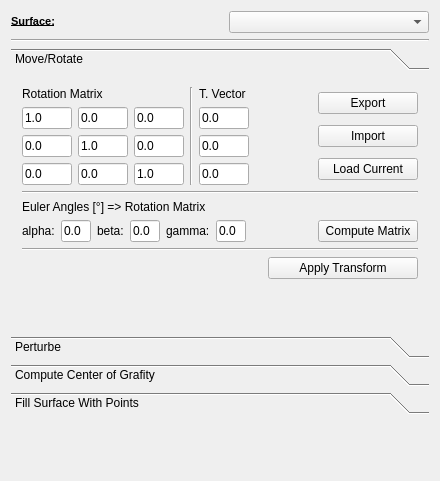
MITK/MITK, file Plugins/org.mitk.gui.qt.examples/src/internal/surfaceutilities/QmitkSurfaceUtilitiesControls.ui: the form before one commit.
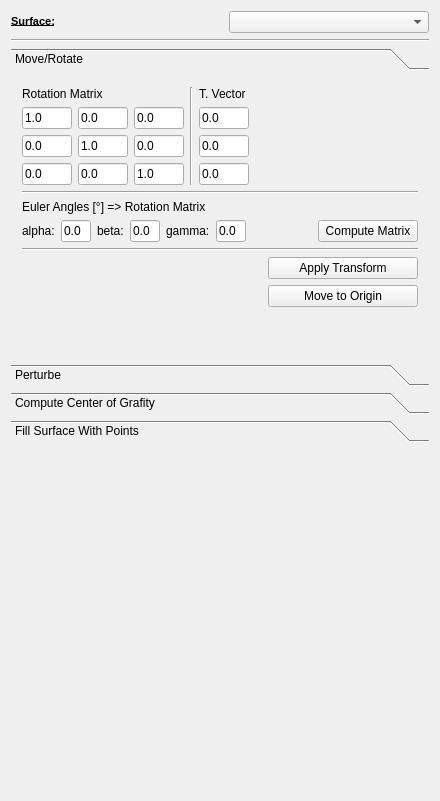
The form after the commit. Custom widgets are drawn as their Qt base class.

Commit message: Integrate Move/Rotate and CenterOfGravity code

What changed in the file:
```diff
--- a/Plugins/org.mitk.gui.qt.examples/src/internal/surfaceutilities/QmitkSurfaceUtilitiesControls.ui
+++ b/Plugins/org.mitk.gui.qt.examples/src/internal/surfaceutilities/QmitkSurfaceUtilitiesControls.ui
@@ -7,7 +7,7 @@
     <x>0</x>
     <y>0</y>
     <width>440</width>
-    <height>481</height>
+    <height>801</height>
    </rect>
   </property>
   <property name="sizePolicy">
@@ -81,8 +81,8 @@
        <rect>
         <x>0</x>
         <y>0</y>
-        <width>397</width>
-        <height>255</height>
+        <width>418</width>
+        <height>295</height>
        </rect>
       </property>
       <attribute name="label">
@@ -369,67 +369,6 @@
            </property>
           </spacer>
          </item>
-         <item>
-          <layout class="QVBoxLayout" name="verticalLayout_16">
-           <item>
-            <widget class="QPushButton" name="m_exportTransform">
-             <property name="minimumSize">
-              <size>
-               <width>100</width>
-               <height>0</height>
-              </size>
-             </property>
-             <property name="maximumSize">
-              <size>
-               <width>100</width>
-               <height>16777215</height>
-              </size>
-             </property>
-             <property name="text">
-              <string>Export</string>
-             </property>
-            </widget>
-           </item>
-           <item>
-            <widget class="QPushButton" name="m_importTransform">
-             <property name="minimumSize">
-              <size>
-               <width>100</width>
-               <height>0</height>
-              </size>
-             </property>
-             <property name="maximumSize">
-              <size>
-               <width>100</width>
-               <height>16777215</height>
-              </size>
-             </property>
-             <property name="text">
-              <string>Import</string>
-             </property>
-            </widget>
-           </item>
-           <item>
-            <widget class="QPushButton" name="m_loadCurrentTransform">
-             <property name="minimumSize">
-              <size>
-               <width>100</width>
-               <height>0</height>
-              </size>
-             </property>
-             <property name="maximumSize">
-              <size>
-               <width>100</width>
-               <height>16777215</height>
-              </size>
-             </property>
-             <property name="text">
-              <string>Load Current</string>
-             </property>
-            </widget>
-           </item>
-          </layout>
-         </item>
         </layout>
        </item>
        <item>
@@ -603,6 +542,36 @@
          </item>
         </layout>
        </item>
+       <item>
+        <layout class="QHBoxLayout" name="horizontalLayout_3">
+         <item>
+          <spacer name="horizontalSpacer_2">
+           <property name="orientation">
+            <enum>Qt::Horizontal</enum>
+           </property>
+           <property name="sizeHint" stdset="0">
+            <size>
+             <width>40</width>
+             <height>20</height>
+            </size>
+           </property>
+          </spacer>
+         </item>
+         <item>
+          <widget class="QPushButton" name="m_moveToOrigin">
+           <property name="minimumSize">
+            <size>
+             <width>150</width>
+             <height>0</height>
+            </size>
+           </property>
+           <property name="text">
+            <string>Move to Origin</string>
+           </property>
+          </widget>
+         </item>
+        </layout>
+       </item>
        <item>
         <spacer name="verticalSpacer_4">
          <property name="orientation">
```
Left out of the diff: 20 changed lines with no effect on the pictures. The commit also changes 10 other files.
